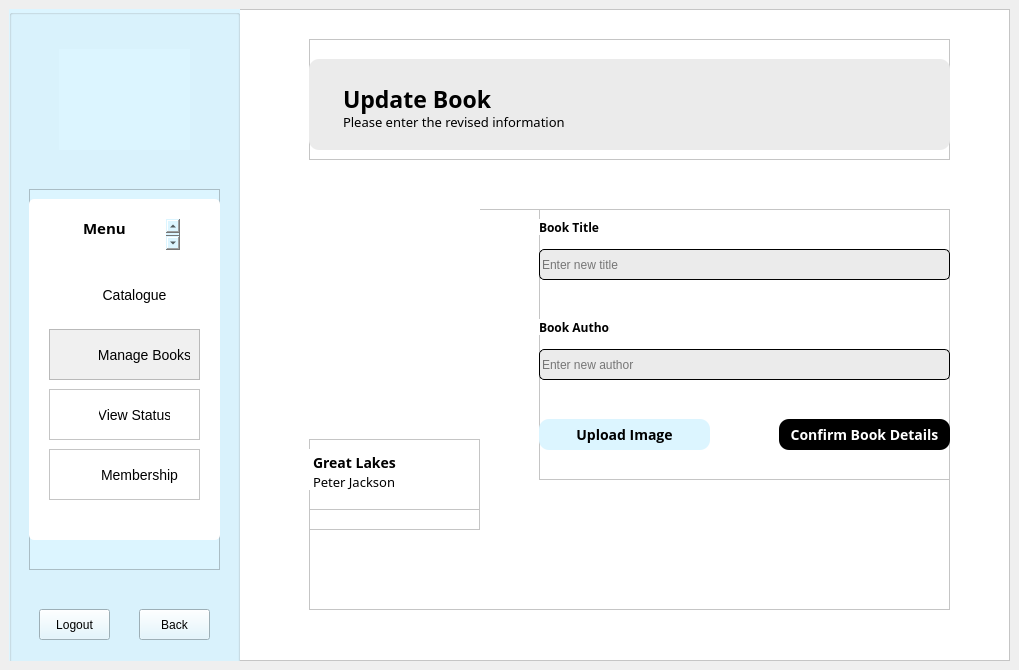
First picture: the form in LIS/adminenterbookupdate.ui, repository TenacioussD/library_information_system, before the edit.
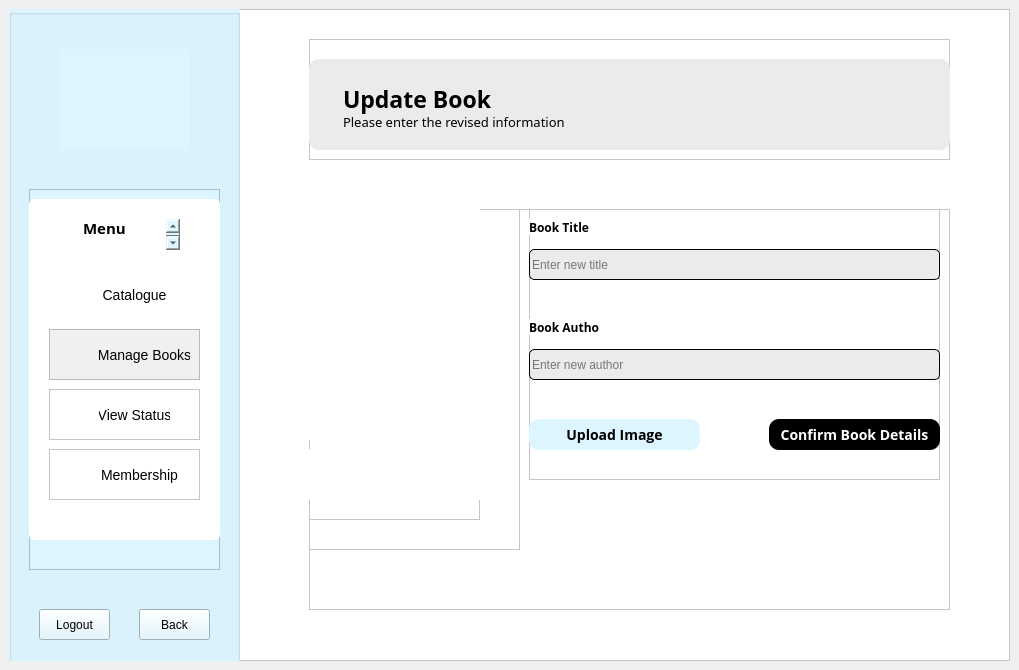
Second picture: the form after the edit. Icons and pictures are not drawn.

Diff of the .ui file:
```diff
--- a/LIS/adminenterbookupdate.ui
+++ b/LIS/adminenterbookupdate.ui
@@ -516,7 +516,7 @@
        <widget class="QFrame" name="frame_2">
         <property name="geometry">
          <rect>
-          <x>230</x>
+          <x>220</x>
           <y>0</y>
           <width>411</width>
           <height>271</height>
@@ -664,8 +664,8 @@
          <rect>
           <x>0</x>
           <y>0</y>
-          <width>171</width>
-          <height>321</height>
+          <width>211</width>
+          <height>341</height>
          </rect>
         </property>
         <property name="frameShape">
@@ -697,7 +697,7 @@
          <property name="geometry">
           <rect>
            <x>0</x>
-           <y>230</y>
+           <y>240</y>
            <width>171</width>
            <height>71</height>
           </rect>
@@ -708,62 +708,41 @@
          <property name="frameShadow">
           <enum>QFrame::Raised</enum>
          </property>
-         <widget class="QPlainTextEdit" name="plainTextEdit_79">
+         <widget class="QLabel" name="titleLabel">
           <property name="geometry">
            <rect>
             <x>0</x>
-            <y>10</y>
-            <width>101</width>
-            <height>21</height>
+            <y>0</y>
+            <width>171</width>
+            <height>31</height>
            </rect>
           </property>
           <property name="styleSheet">
            <string notr="true">font-weight: bold;
 font-family: Baloo 2;
 background: white;
-font-size: 14px;</string>
+font-size: 15px;</string>
           </property>
-          <property name="frameShape">
-           <enum>QFrame::NoFrame</enum>
-          </property>
-          <property name="verticalScrollBarPolicy">
-           <enum>Qt::ScrollBarAlwaysOff</enum>
-          </property>
-          <property name="tabChangesFocus">
-           <bool>false</bool>
-          </property>
-          <property name="lineWrapMode">
-           <enum>QPlainTextEdit::WidgetWidth</enum>
-          </property>
-          <property name="plainText">
-           <string>Great Lakes</string>
-          </property>
-          <property name="textInteractionFlags">
-           <set>Qt::TextSelectableByKeyboard|Qt::TextSelectableByMouse</set>
+          <property name="text">
+           <string/>
           </property>
          </widget>
-         <widget class="QPlainTextEdit" name="plainTextEdit_80">
+         <widget class="QLabel" name="authorLabel">
           <property name="geometry">
            <rect>
             <x>0</x>
             <y>30</y>
-            <width>91</width>
+            <width>171</width>
             <height>21</height>
            </rect>
           </property>
           <property name="styleSheet">
            <string notr="true">font-family: Baloo 2;
 background: white;
-font-size: 13px;</string>
+font-size: 12px;</string>
           </property>
-          <property name="frameShape">
-           <enum>QFrame::NoFrame</enum>
-          </property>
-          <property name="verticalScrollBarPolicy">
-           <enum>Qt::ScrollBarAlwaysOff</enum>
-          </property>
-          <property name="plainText">
-           <string>Peter Jackson</string>
+          <property name="text">
+           <string/>
           </property>
          </widget>
         </widget>
```
Left out of the diff: 9 changed lines with no effect on the pictures.
